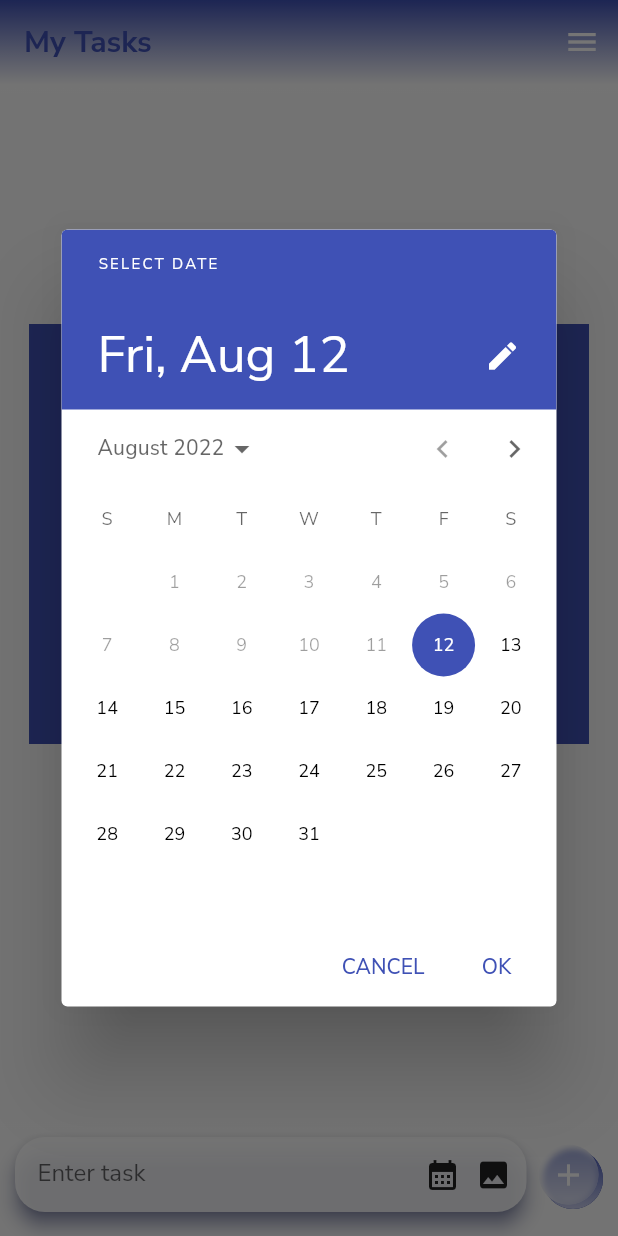
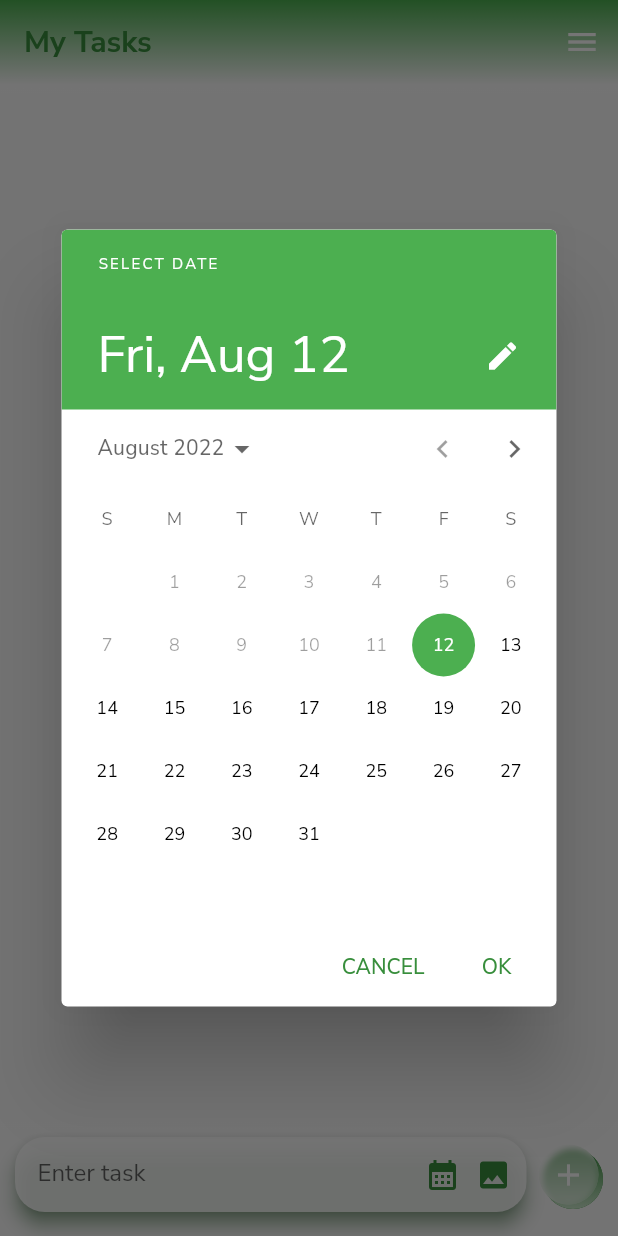
Before and after one commit to ahmetselimkaraca/todo_firebase, a Flutter app: the screen it shows once a user with an empty profile is signed in, after a tap on the "calendar month" icon, on a phone screen of 412 x 824 dp. Run offline on Flutter 3.47's test engine with Material 2 defaults, Android fonts, the phone set to English and light mode, and no system bars; our stand-ins replace cloud_firestore, firebase_auth, firebase_core, fluttertoast, google_fonts, image_picker; accounts and stored records are empty; network calls fail.

Commit message:
theme color, sign up focus bug fix

```diff
--- a/lib/auth/auth_form.dart
+++ b/lib/auth/auth_form.dart
@@ -21,6 +21,9 @@ class _AuthFormState extends State<AuthForm> {
   var _password = "";
   bool _isLoginPage = true;
   bool _showPassword = false;
+  /* the only purpose of this is to make sure that pressing next on the password
+  field focuses on the reenter password field instead of the password visibility option */
+  FocusNode reenterFocus = new FocusNode();
 
   String _errorMessage = 'default error message';
 
@@ -75,17 +78,14 @@ class _AuthFormState extends State<AuthForm> {
       }
 
       showErrorToast(context, _errorMessage);
-
-      print("zort");
-      print(err);
     }
   }
 
-  static Widget errorToast(String msg) => Container(
+  Widget errorToast(String msg) => Container(
         padding: EdgeInsets.symmetric(horizontal: 20, vertical: 10),
         decoration: BoxDecoration(
           borderRadius: BorderRadius.circular(25),
-          color: Colors.greenAccent,
+          color: Theme.of(context).primaryColorLight,
         ),
         child: Row(
           mainAxisSize: MainAxisSize.min,
@@ -169,7 +169,8 @@ class _AuthFormState extends State<AuthForm> {
                                 ? (_) {
                                     startAuth();
                                   }
-                                : null,
+                                : (_) => reenterFocus
+                                    .requestFocus(), // to prevent focusing on the password visibility button
                             key: const ValueKey("password"),
                             controller: _pass,
                             validator: (val) {
@@ -213,6 +214,7 @@ class _AuthFormState extends State<AuthForm> {
                       elevation: 5,
                       shadowColor: Theme.of(context).primaryColor,
                       child: TextFormField(
+                        focusNode: reenterFocus,
                         obscureText: true,
                         keyboardType: TextInputType.visiblePassword,
                         onFieldSubmitted: (_) {
@@ -233,7 +235,7 @@ class _AuthFormState extends State<AuthForm> {
                           errorStyle: TextStyle(height: 0),
                           contentPadding: EdgeInsets.all(15),
                           border: InputBorder.none,
-                          hintText: "Renter Password",
+                          hintText: "Reenter Password",
                         ),
                       ),
                     ),
--- a/lib/main.dart
+++ b/lib/main.dart
@@ -10,15 +10,27 @@ import 'package:todo_firebase/screens/home.dart';
 void main(List<String> args) async {
   WidgetsFlutterBinding.ensureInitialized();
   await Firebase.initializeApp();
-  runApp(const MyApp());
+  runApp(MyApp());
 }
 
-class MyApp extends StatelessWidget {
-  const MyApp({Key key}) : super(key: key);
+class MyApp extends StatefulWidget {
+  MyApp({Key key}) : super(key: key);
+
+  @override
+  State<MyApp> createState() => _MyAppState();
+}
+
+class _MyAppState extends State<MyApp> {
+  MaterialColor mainColor = Colors.green;
+
+  void changeThemeColor(MaterialColor newColor) {
+    setState(() {
+      mainColor = newColor;
+    });
+  }
 
   @override
   Widget build(BuildContext context) {
-    MaterialColor mainColor = Colors.indigo;
     return MaterialApp(
       debugShowCheckedModeBanner: true,
       theme: ThemeData(
@@ -30,13 +42,19 @@ class MyApp extends StatelessWidget {
         textTheme: GoogleFonts.nunitoSansTextTheme(
           Theme.of(context).textTheme,
         ),
+        textButtonTheme: TextButtonThemeData(
+          style: TextButton.styleFrom(
+            primary: mainColor.shade700,
+          ),
+        ),
+        iconTheme: IconThemeData(color: mainColor.shade700),
         appBarTheme: const AppBarTheme(),
       ),
       home: StreamBuilder(
         stream: FirebaseAuth.instance.authStateChanges(),
         builder: (context, snapshot) {
           if (snapshot.hasData) {
-            return const Home();
+            return Home(changeThemeColor);
           } else {
             return const AuthScreen();
           }
--- a/lib/screens/home.dart
+++ b/lib/screens/home.dart
@@ -2,13 +2,16 @@ import 'package:flutter/material.dart';
 
 import "package:firebase_auth/firebase_auth.dart";
 import "package:cloud_firestore/cloud_firestore.dart";
+import 'package:todo_firebase/widgets/color_options.dart';
 
 import '../widgets/new_task.dart';
 import '../widgets/task_list.dart';
 import '../models/task.dart';
 
 class Home extends StatefulWidget {
-  const Home({Key key}) : super(key: key);
+  Function changeThemeColor;
+
+  Home(this.changeThemeColor, {Key key}) : super(key: key);
 
   @override
   State<Home> createState() => _HomeState();
@@ -83,19 +86,12 @@ class _HomeState extends State<Home> {
 
   @override
   Widget build(BuildContext context) {
-    final bokBar = AppBar(
-      elevation: 0,
-      flexibleSpace: Expanded(
-        child: Container(color: Colors.grey),
-      ),
-    );
-
     final appBar = AppBar(
       shadowColor: Colors.transparent,
       title: Text(
         'My Tasks',
         style: TextStyle(
-          color: Theme.of(context).primaryColor,
+          color: Theme.of(context).primaryColorDark,
           fontWeight: FontWeight.bold,
         ),
       ),
@@ -136,6 +132,18 @@ class _HomeState extends State<Home> {
                         TextButton(
                           onPressed: () {
                             Navigator.pop(context);
+                            showModalBottomSheet(
+                              shape: RoundedRectangleBorder(
+                                borderRadius: BorderRadius.only(
+                                    topLeft: Radius.circular(15),
+                                    topRight: Radius.circular(15)),
+                              ),
+                              isScrollControlled: true,
+                              context: context,
+                              builder: (bCtx) {
+                                return ColorOptions(widget.changeThemeColor);
+                              },
+                            );
                           },
                           child: Text('Change Theme Color'),
                         ),
@@ -156,7 +164,7 @@ class _HomeState extends State<Home> {
                             style: TextStyle(color: Colors.red),
                           ),
                         ),
-                        Icon(Icons.logout, size: 15),
+                        Icon(Icons.logout, color: Colors.red, size: 15),
                       ],
                     ),
                   ],
--- a/lib/widgets/edit_task.dart
+++ b/lib/widgets/edit_task.dart
@@ -163,7 +163,6 @@ class _EditTaskState extends State<EditTask> {
                           constraints: BoxConstraints(),
                           splashRadius: 20,
                           icon: Icon(Icons.edit_calendar_rounded),
-                          color: Theme.of(context).primaryColor,
                           onPressed: () {
                             FocusManager.instance.primaryFocus?.unfocus;
                             _dateAndTimePicker();
@@ -193,9 +192,6 @@ class _EditTaskState extends State<EditTask> {
                       'Confirm',
                       style: TextStyle(fontWeight: FontWeight.bold),
                     ),
-                    style: TextButton.styleFrom(
-                      primary: Theme.of(context).primaryColor,
-                    ),
                     onPressed: submitData,
                   ),
                 ],
--- a/lib/widgets/new_task.dart
+++ b/lib/widgets/new_task.dart
@@ -250,7 +250,7 @@ class _NewTaskState extends State<NewTask> {
                           begin: Alignment.topCenter,
                           end: Alignment.bottomCenter,
                           colors: [
-                            Theme.of(context).primaryColor,
+                            Theme.of(context).primaryColorDark,
                             Theme.of(context).primaryColorLight,
                           ],
                         ),
--- a/lib/widgets/task_list.dart
+++ b/lib/widgets/task_list.dart
@@ -103,7 +103,7 @@ class _TaskListState extends State<TaskList> {
                       height: constraints.maxHeight * 0.4,
                       child: Image.asset(
                         'assets/images/empty-list.png',
-                        colorBlendMode: BlendMode.overlay,
+                        colorBlendMode: BlendMode.modulate,
                         color: Theme.of(context).primaryColor,
                         fit: BoxFit.cover,
                       ),
@@ -131,7 +131,7 @@ class _TaskListState extends State<TaskList> {
                               child: Icon(
                                 Icons.post_add,
                                 size: 17,
-                                color: Theme.of(context).primaryColor,
+                                color: Theme.of(context).primaryColorDark,
                               ),
                             ),
                             TextSpan(
@@ -229,7 +229,7 @@ class _TaskListState extends State<TaskList> {
                           : const Icon(Icons.check_circle),
                       color: !currTask['isDone']
                           ? Colors.grey
-                          : Theme.of(context).primaryColor,
+                          : Theme.of(context).primaryColorDark,
                     ),
                     title: Text(
                       currTask['desc'],
@@ -253,7 +253,7 @@ class _TaskListState extends State<TaskList> {
                             onPressed: () =>
                                 null, //* Will be used for displayImage
                             icon: const Icon(Icons.image_outlined),
-                            color: Theme.of(context).colorScheme.secondary,
+                            color: Theme.of(context).primaryColorDark,
                             splashRadius: 20,
                           )
                         : IconButton(
--- a/lib/widgets/task_options.dart
+++ b/lib/widgets/task_options.dart
@@ -34,9 +34,9 @@ class TaskOptions extends StatelessWidget {
           child: const Text('Edit Task'),
         ),
         TextButton(
-          style: currTask['hasImage']
-              ? TextButton.styleFrom(primary: Colors.red)
-              : null,
+          style: TextButton.styleFrom(
+            primary: currTask['hasImage'] ? Colors.red : null,
+          ),
           onPressed: () {
             updateHasImage(currTask);
             Navigator.pop(context);
```
Also changed, not shown: lib/widgets/color_options.dart (added, +108 -0 lines).
